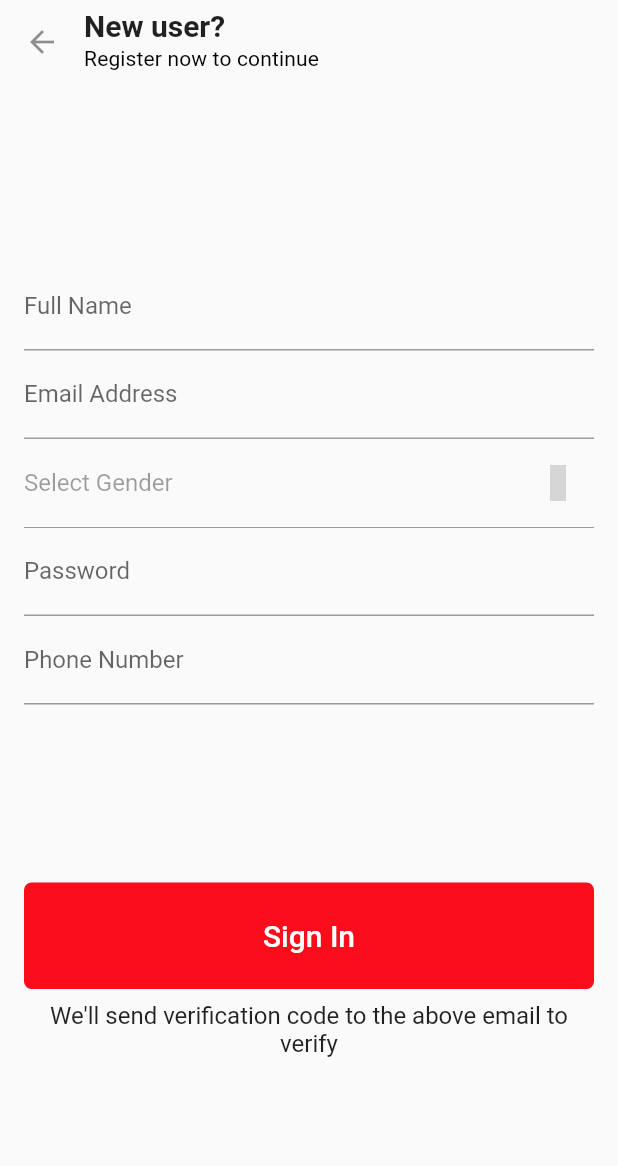
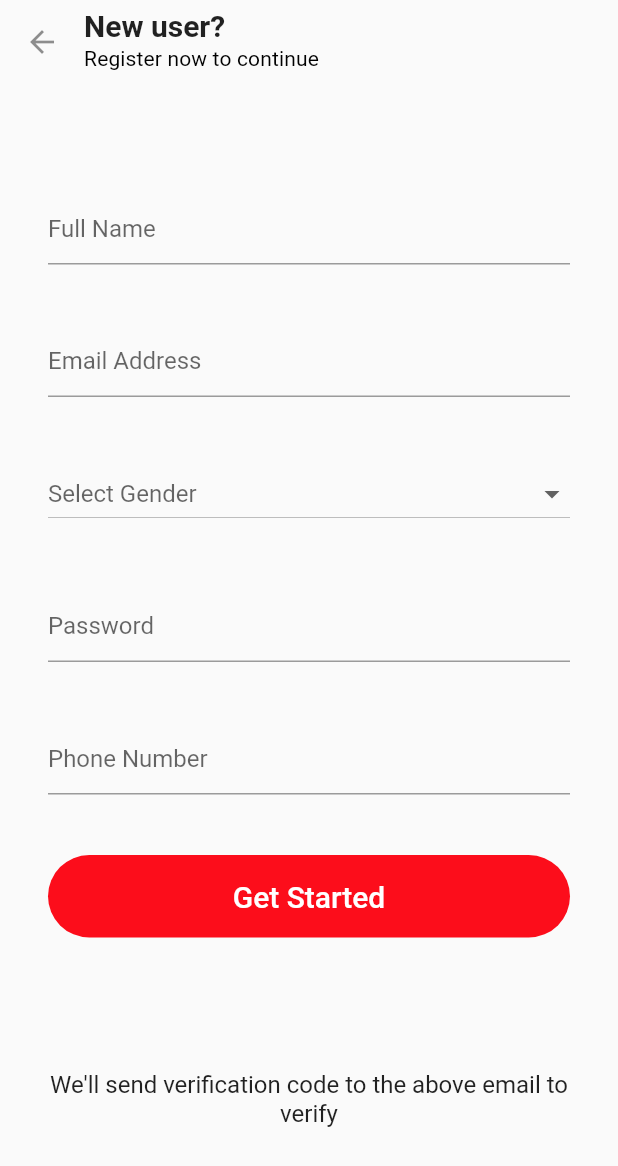
Before and after one commit to aramidefemi/stories, a Flutter app: the NewUserPage screen opened directly, on a phone screen of 412 x 824 dp. Shown: the top 1166 px of the screen. Run offline on Flutter 3.47's test engine with Material 2 defaults, Android fonts, the phone set to English and light mode, and no system bars; our stand-ins replace dots_indicator, material_design_icons_flutter; missing offline and left inert: keyboard_visibility; grey boxes are pictures that could not be loaded.

Commit message:
Implement gender dropdown for NewUserPage

```diff
--- a/lib/ui/authentication_pages/new_user_page.dart
+++ b/lib/ui/authentication_pages/new_user_page.dart
@@ -3,6 +3,8 @@ import 'package:flutter/material.dart';
 import 'package:material_design_icons_flutter/material_design_icons_flutter.dart';
 
 class NewUserPage extends StatelessWidget {
+  String _genderValue;
+
   final String verificationMessage =
       "We'll send verification code to the above email to verify";
   @override
@@ -11,18 +13,19 @@ class NewUserPage extends StatelessWidget {
       width: double.infinity,
       child: FlatButton(
         shape: RoundedRectangleBorder(
-          borderRadius: BorderRadius.circular(5.0),
+          borderRadius: BorderRadius.circular(36.0),
         ),
-        padding: EdgeInsets.symmetric(vertical: 24.0),
+        padding: EdgeInsets.symmetric(vertical: 16.0),
         color: Theme.of(context).primaryColor,
         child: Text(
-          "Sign In",
+          "Get Started",
           style: Theme.of(context).textTheme.title.copyWith(
                 color: Colors.white,
               ),
         ),
         onPressed: () {
-          Navigator.push(context, MaterialPageRoute(builder: (_) => Home()));
+          Navigator.push(
+              context, MaterialPageRoute(builder: (_) => NewUserPage()));
         },
       ),
     );
@@ -63,57 +66,62 @@ class NewUserPage extends StatelessWidget {
         body: SingleChildScrollView(
           child: Container(
             height: MediaQuery.of(context).size.height - kToolbarHeight,
-            padding: EdgeInsets.symmetric(horizontal: 16.0),
-            child: Column(
-              mainAxisAlignment: MainAxisAlignment.spaceEvenly,
-              children: <Widget>[
-                Container(
-                  child: Form(
+            padding: EdgeInsets.all(32.0),
             child: Column(
               mainAxisAlignment: MainAxisAlignment.spaceEvenly,
               children: <Widget>[
                 TextField(
-                          decoration: InputDecoration(labelText: "Full Name"),
+                  decoration: InputDecoration(hintText: "Full Name"),
                 ),
                 TextField(
-                          decoration:
-                              InputDecoration(labelText: "Email Address"),
+                  decoration: InputDecoration(hintText: "Email Address"),
                 ),
-                        Stack(
-                            alignment: Alignment(1.0, 0.0),
-                            children: <Widget>[
-                              TextField(
-                                                              enabled: false,
-
-                                decoration:
-                                    InputDecoration(labelText: "Select Gender"),
-                              ),
-                              Positioned(
-                                child: IconButton(
-                                  icon:
-                                      Icon(MdiIcons.arrowDownDropCircleOutline),
-                                  onPressed: () {},
+                StatefulBuilder(
+                  builder: (BuildContext context, StateSetter setState) {
+                    print("object");
+                    return DropdownButton<String>(
+                      items: [
+                        DropdownMenuItem(
+                          value: "Male",
+                          child: Text(
+                            "Male",
                           ),
                         ),
-                            ]),
+                        DropdownMenuItem(
+                          value: "Female",
+                          child: Text(
+                            "Female",
+                          ),
+                        ),
+                      ],
+                      hint: Text("Select Gender"),
+                      onChanged: (value) {
+                        setState(() {
+                          _genderValue = value;
+                        });
+                      },
+                      value: _genderValue,
+                      isExpanded: true,
+                    );
+                  },
+                ),
+
                 TextField(
-                          decoration: InputDecoration(labelText: "Password"),
+                  decoration: InputDecoration(hintText: "Password"),
                 ),
                 TextField(
-                          decoration:
-                              InputDecoration(labelText: "Phone Number"),
+                  decoration: InputDecoration(hintText: "Phone Number"),
                 ),
-                      ],
-                    ),
-                  ),
-                ),
-                Column(
-                  children: <Widget>[
                 signInButton,
                 SizedBox(height: 8.0),
                 verificationText,
-                  ],
-                ),
+                // Column(
+                //   children: <Widget>[
+                //     signInButton,
+                //     SizedBox(height: 8.0),
+                //     verificationText,
+                //   ],
+                // ),
               ],
             ),
           ),
```
Lines whose indentation alone changed are shown as unchanged.
